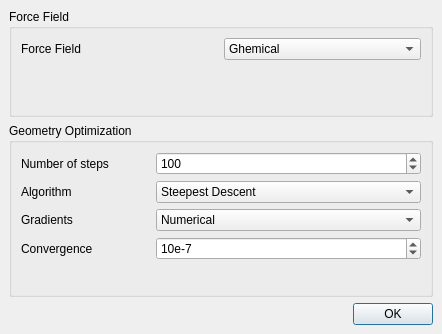
cryos/avogadro, file avogadro/src/extensions/forcefielddialog.ui: the form before one commit.
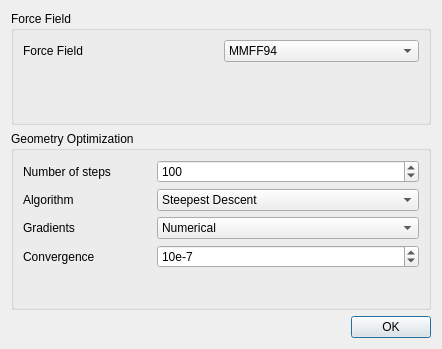
The form after the commit.

Commit message: General force field extension, allowing UFF and MMFF94. We still need to use OBPlugin to get a list of the active forcefields, rather than a hard-coded list.

Patch:
```diff
--- a/avogadro/src/extensions/forcefielddialog.ui
+++ b/avogadro/src/extensions/forcefielddialog.ui
@@ -6,25 +6,17 @@
     <x>0</x>
     <y>0</y>
     <width>442</width>
-    <height>334</height>
+    <height>349</height>
    </rect>
   </property>
   <property name="windowTitle" >
    <string>Setup Force Field</string>
   </property>
   <layout class="QGridLayout" >
-   <property name="margin" >
-    <number>9</number>
-   </property>
-   <property name="spacing" >
-    <number>6</number>
-   </property>
    <item row="0" column="0" >
     <widget class="QGroupBox" name="groupBox" >
      <property name="sizePolicy" >
-      <sizepolicy>
-       <hsizetype>1</hsizetype>
-       <vsizetype>5</vsizetype>
+      <sizepolicy vsizetype="Preferred" hsizetype="Minimum" >
        <horstretch>0</horstretch>
        <verstretch>0</verstretch>
       </sizepolicy>
@@ -33,12 +25,6 @@
       <string>Force Field</string>
      </property>
      <layout class="QGridLayout" >
-      <property name="margin" >
-       <number>9</number>
-      </property>
-      <property name="spacing" >
-       <number>6</number>
-      </property>
       <item row="1" column="1" >
        <spacer>
         <property name="orientation" >
@@ -54,11 +40,24 @@
       </item>
       <item row="0" column="1" >
        <widget class="QComboBox" name="ForceFieldComboBox" >
+        <property name="currentIndex" >
+         <number>1</number>
+        </property>
         <item>
          <property name="text" >
           <string>Ghemical</string>
          </property>
         </item>
+        <item>
+         <property name="text" >
+          <string>MMFF94</string>
+         </property>
+        </item>
+        <item>
+         <property name="text" >
+          <string>UFF</string>
+         </property>
+        </item>
        </widget>
       </item>
       <item row="0" column="0" >
@@ -84,9 +83,7 @@
    <item row="1" column="0" >
     <widget class="QGroupBox" name="groupBox_2" >
      <property name="sizePolicy" >
-      <sizepolicy>
-       <hsizetype>1</hsizetype>
-       <vsizetype>5</vsizetype>
+      <sizepolicy vsizetype="Preferred" hsizetype="Minimum" >
        <horstretch>0</horstretch>
        <verstretch>0</verstretch>
       </sizepolicy>
@@ -95,12 +92,6 @@
       <string>Geometry Optimization</string>
      </property>
      <layout class="QGridLayout" >
-      <property name="margin" >
-       <number>9</number>
-      </property>
-      <property name="spacing" >
-       <number>6</number>
-      </property>
       <item row="0" column="0" >
        <widget class="QLabel" name="label_2" >
         <property name="text" >
```
Left out of the diff: 6 changed lines with no effect on the pictures. The commit also changes 5 other files.
